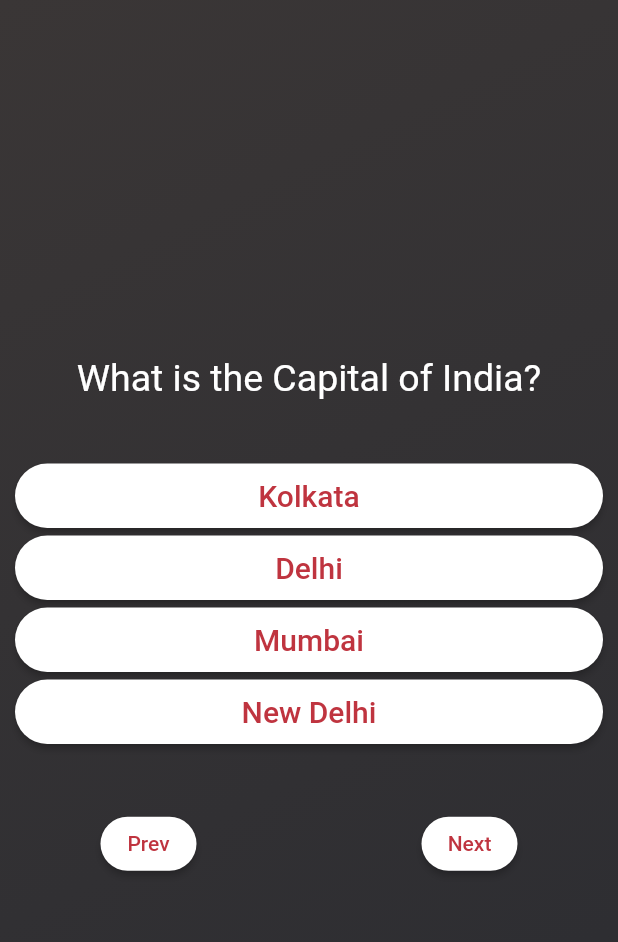
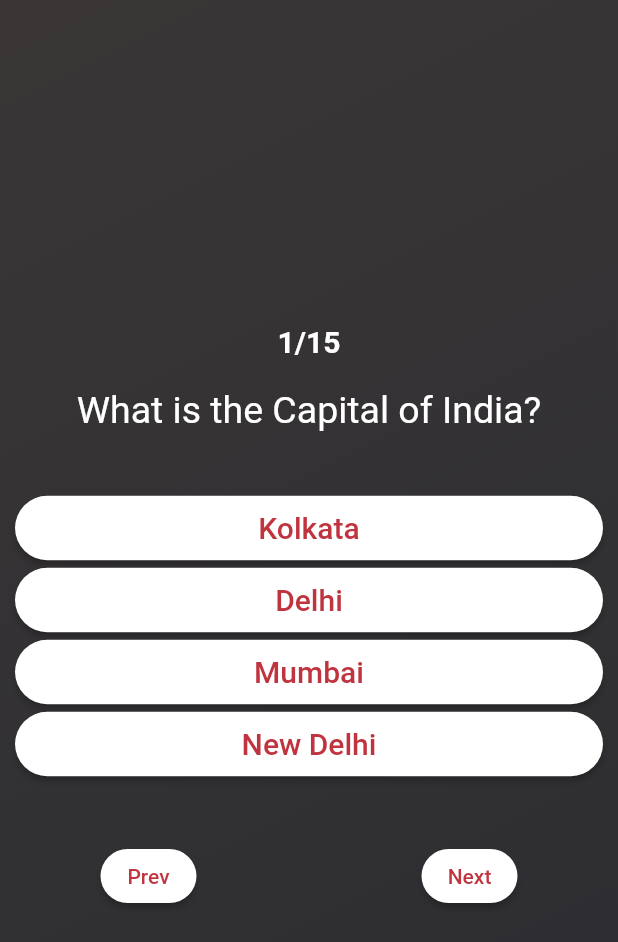
Before and after one commit to amankrbes3/quiz_app, a Flutter app: the screen it shows after launch, after a tap on "Start Quiz", after a tap on "Prev", on a phone screen of 412 x 824 dp. Shown: the top 942 px of the screen. Run offline on Flutter 3.47's test engine with Material 2 defaults, Android fonts, the phone set to English and light mode, and no system bars.

Commit message:
Added  prev & next button

```diff
--- a/lib/question_screen.dart
+++ b/lib/question_screen.dart
@@ -5,7 +5,7 @@ import 'package:quiz_app/model/question_model.dart';
 
 class QuestionScreen extends StatefulWidget{
   const QuestionScreen({super.key,required this.onSelect});
-  final void Function(String answer) onSelect;
+  final void Function(String answer,int index) onSelect;
   @override
   State<QuestionScreen> createState(){
     return _QuestionScreenState();
@@ -14,8 +14,8 @@ class QuestionScreen extends StatefulWidget{
 
 class _QuestionScreenState extends State<QuestionScreen>{
   var currentQuestionIndex=0;
-  void changeQuestion(String answer){
-    widget.onSelect(answer);
+  void answerQuestion(String answer){
+    widget.onSelect(answer,currentQuestionIndex);
     setState(() {
       if(currentQuestionIndex < questionList.length-1){
         currentQuestionIndex++;
@@ -23,12 +23,13 @@ class _QuestionScreenState extends State<QuestionScreen>{
     });
   }
   void _prevQuestion(){
+    widget.onSelect('',currentQuestionIndex);
     setState(() {
       if(currentQuestionIndex>0) currentQuestionIndex--;
     });
   }
   void _nextQuestion(){
-    widget.onSelect('Not answered');
+    widget.onSelect('Not answered',currentQuestionIndex);
     setState(() {
       if(currentQuestionIndex< questionList.length-1) currentQuestionIndex++;
     });
@@ -44,6 +45,16 @@ class _QuestionScreenState extends State<QuestionScreen>{
           crossAxisAlignment: CrossAxisAlignment.stretch,
           children: [
             Text(
+              '${currentQuestionIndex+1}/${questionList.length}',
+              style: const TextStyle(
+                color: Colors.white,
+                fontWeight: FontWeight.bold,
+                fontSize: 20,
+              ),
+              textAlign: TextAlign.center,
+            ),
+            const SizedBox(height: 20,),
+            Text(
               currentQuestion.questionText,
               style: const TextStyle(
                 color: Colors.white,
@@ -54,7 +65,7 @@ class _QuestionScreenState extends State<QuestionScreen>{
             const SizedBox(height: 40,),
             ...currentQuestion.getShuffledOptions().map((item){
               return OptionButton(
-                onTap:(){changeQuestion(item);},
+                onTap:(){answerQuestion(item);},
                 answersText: item,);
             }),
             const SizedBox(height: 40,),
--- a/lib/quiz.dart
+++ b/lib/quiz.dart
@@ -1,4 +1,3 @@
-import 'dart:io';
 
 import 'package:flutter/material.dart';
 import 'package:quiz_app/data/questions.dart';
@@ -16,24 +15,24 @@ class Quiz extends StatefulWidget{
 }
 
 class _QuizState extends State<Quiz>{
-  List<String> selectedAnswer=[];
+  List<String> selectedAnswer=List.filled(questionList.length,'',growable: false);
   var activeScreen = 'start-screen';
   void switchScreen(){
     setState(() {
       activeScreen = 'question-screen';
     });
   }
-  void chooseAnswer(String answer){
-    selectedAnswer.add(answer);
+  void chooseAnswer(String answer,int index){
+    selectedAnswer[index]=answer;
     setState(() {
-      if(selectedAnswer.length == questionList.length){
+      if(index == questionList.length-1){
         activeScreen = 'result-screen';
       }
     });
   }
   void restartQuiz(){
     setState(() {
-      selectedAnswer = [];
+      selectedAnswer = List.filled(questionList.length,'',growable: false);
       activeScreen = 'question-screen';
     });
   }
```
